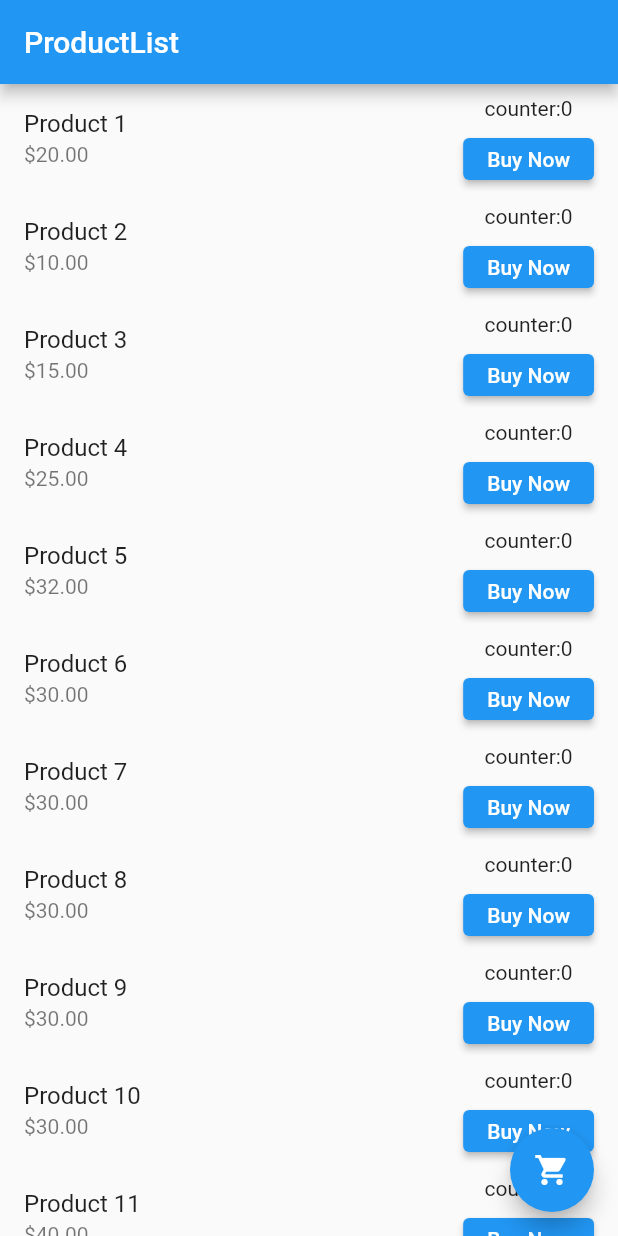
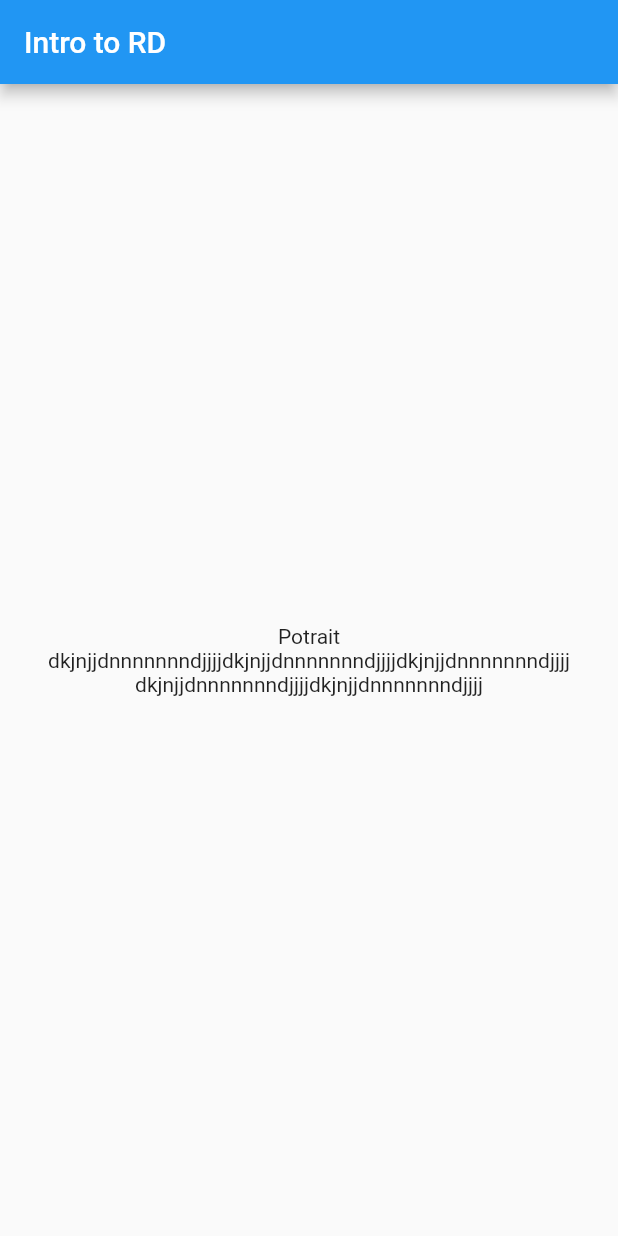
Before and after one commit to myself-Fahim/Ostad-Flutter, a Flutter app: the screen it shows after launch, on a phone screen of 412 x 824 dp. Run offline on Flutter 3.47's test engine with Material 2 defaults, Android fonts, the phone set to English and light mode, and no system bars.

Commit message:
Media Query added

```diff
--- /dev/null
+++ b/lib/Home_screen.dart
@@ -0,0 +1,66 @@
+import 'package:flutter/material.dart';
+
+class HomeScreen extends StatelessWidget {
+  const HomeScreen({super.key});
+
+  @override
+  Widget build(BuildContext context) {
+    /// MediaQuery is a class
+    // print(MediaQuery.orientationOf(context));
+    // Size size = MediaQuery.sizeOf(context);
+    // print(size);
+    // print(size.aspectRatio);
+    // print(size.flipped);
+    // print(size.width);
+    // print(size.height);
+    // print(MediaQuery.displayFeaturesOf(context));
+   // print(MediaQuery.maybePlatformBrightnessOf(context));
+    return Scaffold(
+        appBar: AppBar(
+          title: Text('Intro to RD'),
+        ),
+        body:LayoutBuilder(
+            builder:(context,constraints) {
+              if(constraints.maxWidth > 500){
+                return Center(child: Text("Too Much Big"));
+              }
+              else
+                {
+                  return Center(
+                    child: OrientationBuilder(
+                        builder:(context,orientation){
+                          //return Text(orientation == Orientation.portrait ? "Potrait" : "Landscape");
+                          if(orientation == Orientation.portrait)
+                            {
+                              return Column(
+                                mainAxisAlignment: MainAxisAlignment.center,
+                                children:[
+                                  Text('Potrait'),
+                                  Wrap(
+                                    alignment:WrapAlignment.center,
+                                    crossAxisAlignment: WrapCrossAlignment.center,
+                                    children: [
+                                      Text('dkjnjjdnnnnnnndjjjj'),
+                                      Text('dkjnjjdnnnnnnndjjjj'),
+                                      Text('dkjnjjdnnnnnnndjjjj'),
+                                      Text('dkjnjjdnnnnnnndjjjj'),
+                                      Text('dkjnjjdnnnnnnndjjjj'),
+                                    ],
+                                  )
+                                ]
+                              );
+                            }
+                          else
+                            {
+                              return Text('Landscape');
+                            }
+                        }
+                    ),
+                  );
+                }
+            }
+        ),
+
+    );
+  }
+}
--- a/lib/main.dart
+++ b/lib/main.dart
@@ -1,6 +1,7 @@
 import 'package:flutter/material.dart';
 import 'package:flutter/rendering.dart';
 import 'package:flutter_project/Extension.dart';
+import 'package:flutter_project/Home_screen.dart';
 
 void main() {
   runApp(MyApp());
@@ -13,124 +14,7 @@ class MyApp extends StatelessWidget {
   Widget build(BuildContext context) {
     return MaterialApp(
       debugShowCheckedModeBanner: false,
-      home: ProductlistScreen(),
+      home: HomeScreen(),
     );
   }
 }
-
-class ProductlistScreen extends StatefulWidget {
-  const ProductlistScreen({super.key});
-
-  @override
-  State<ProductlistScreen> createState() => _ProductlistScreenState();
-}
-
-class _ProductlistScreenState extends State<ProductlistScreen> {
-  List Product = [
-    {"Name": "Product 1",  "Price": "\$20.00"},
-    {"Name": "Product 2",  "Price": "\$10.00"},
-    {"Name": "Product 3",  "Price": "\$15.00"},
-    {"Name": "Product 4",  "Price": "\$25.00"},
-    {"Name": "Product 5",  "Price": "\$32.00"},
-    {"Name": "Product 6",  "Price": "\$30.00"},
-    {"Name": "Product 7",  "Price": "\$30.00"},
-    {"Name": "Product 8",  "Price": "\$30.00"},
-    {"Name": "Product 9",  "Price": "\$30.00"},
-    {"Name": "Product 10", "Price":"\$30.00"},
-    {"Name": "Product 11", "Price":"\$40.00"},
-    {"Name": "Product 12", "Price":"\$10.00"},
-    {"Name": "Product 13", "Price":"\$5.00"},
-    {"Name": "Product 14", "Price":"\$70.00"},
-    {"Name": "Product 15", "Price":"\$9.00"},
-  ];
-  List counter = List.filled(15, 0);
-  int count = 0;
-
-  @override
-  Widget build(BuildContext context) {
-    return Scaffold(
-      appBar: AppBar(
-        title: Text('ProductList'),
-      ),
-      body: ListView.builder(
-        itemCount: Product.length,
-        itemBuilder: (context, index) {
-          return ListTile(
-            title: Text(Product[index]["Name"]),
-            subtitle: Text(Product[index]["Price"]),
-            trailing: Column(
-              children: [
-                Expanded(child: Text('counter:${counter[index]}')),
-                Expanded(
-                    child: ElevatedButton(
-                        onPressed: () {
-                          count++;
-                          counter[index]++;
-                          setState(() {});
-                          if (counter[index] == 5) {
-                            showDialog(
-                                context: context,
-                                builder: (context) => AlertDialog(
-                                      title: Text('Congratulation!'),
-                                      content: Text(
-                                          'You Have bought 5 ${Product[index]["Name"]}!'),
-                                      actions: [
-                                        TextButton(
-                                            onPressed: () {
-                                              Navigator.pop(context);
-                                            },
-                                            child: Text('Ok'))
-                                      ],
-                                    ));
-                          }
-                        },
-                        child: Text('Buy Now')))
-              ],
-            ),
-          );
-        },
-      ),
-      floatingActionButton: FloatingActionButton(
-        onPressed: () {
-          Navigator.push(context,
-              MaterialPageRoute(builder: (context) => CartScreen(count)));
-        },
-        child: Icon(Icons.local_grocery_store),
-      ),
-    );
-  }
-}
-
-class CartScreen extends StatefulWidget {
-  final int number;
-
-  CartScreen(this.number);
-
-  @override
-  State<CartScreen> createState() => _CartScreenState();
-}
-
-class _CartScreenState extends State<CartScreen> {
-  @override
-  Widget build(BuildContext context) {
-    return Scaffold(
-      appBar: AppBar(
-        title: Text('Cart'),
-        centerTitle: true,
-      ),
-      body: Center(
-          child: Column(
-        mainAxisAlignment: MainAxisAlignment.center,
-        children: [
-          Text(
-            'Total Product :${widget.number}',
-            style: TextStyle(
-              fontSize: 20,
-              fontWeight: FontWeight.w600,
-            ),
-          ),
-        ],
-      )),
-    );
-  }
-}
```
